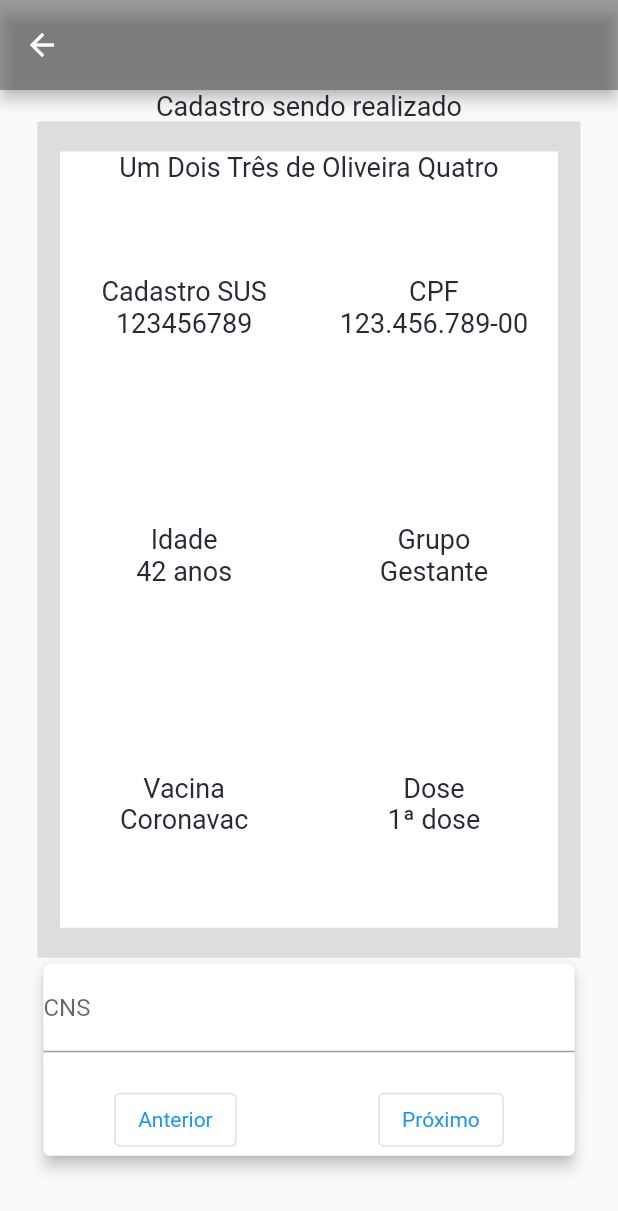
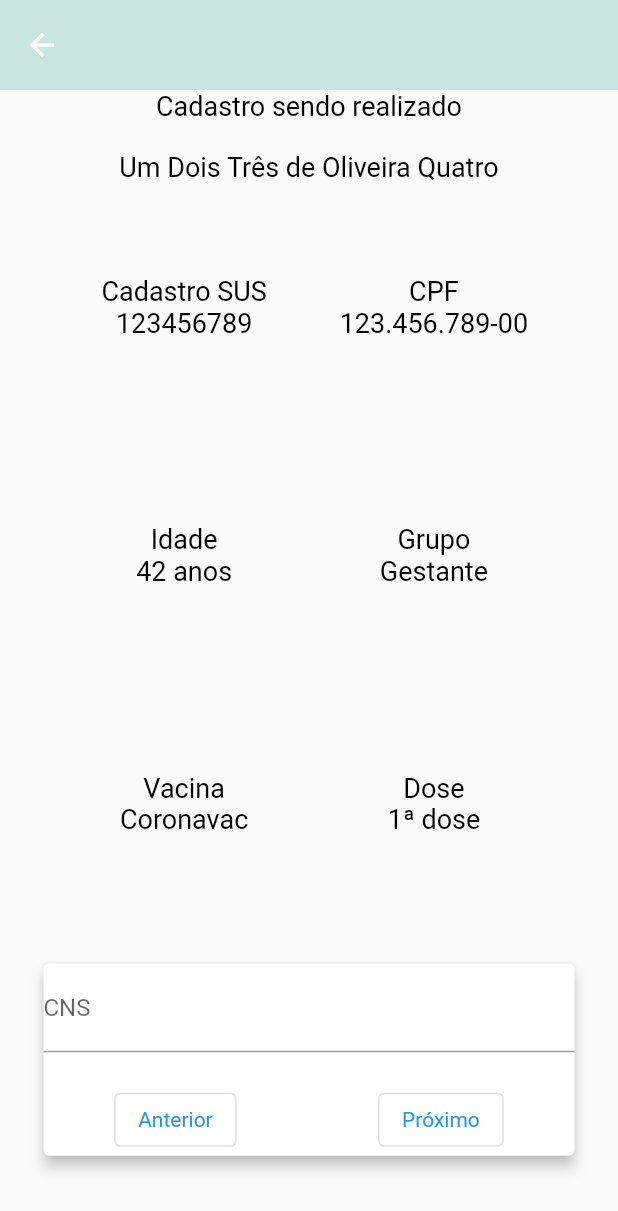
Before and after one commit to Dojak220/nurse, a Flutter app: the VaccinationEntry screen opened directly with empty values, on a phone screen of 412 x 824 dp. Shown: the top 1211 px of the screen. Run offline on Flutter 3.47's test engine with Material 2 defaults, Android fonts, the phone set to English and light mode, and no system bars; our stand-ins replace flutter_dotenv, sqflite_sqlcipher; accounts and stored records are empty; Roboto replaces fonts that are missing (OpenSans); statements that could not run were skipped.

Commit message:
Chenge app colors

```diff
--- /dev/null
+++ b/lib/app/theme/app_colors.dart
@@ -0,0 +1,12 @@
+import 'package:flutter/material.dart';
+
+class AppColors {
+  static const black = Colors.black;
+  static const white = Colors.white;
+  static const transparent = Colors.transparent;
+  static const verdeEscuro = Color.fromRGBO(0, 148, 115, 1);
+  static const verdeClaro = Color.fromRGBO(0, 148, 115, 0.2);
+  static const cinzaEscuro = Color.fromRGBO(104, 103, 103, 1);
+  static const cinzaMedio = Color.fromRGBO(0, 0, 0, 0.16);
+  static const cinzaClaro = Color.fromRGBO(245, 245, 245, 1);
+}
--- a/lib/app/theme/app_theme.dart
+++ b/lib/app/theme/app_theme.dart
@@ -8,10 +8,10 @@
 // Azul sodalina: #253668
 
 import 'package:flutter/material.dart';
-import 'package:nurse/app/theme/colors.dart';
+import 'package:nurse/app/theme/app_colors.dart';
 
 class AppTheme {
-  AppTheme._();
+  const AppTheme._();
 
   static ThemeData themeData = ThemeData(
     fontFamily: 'OpenSans',
@@ -20,7 +20,8 @@ class AppTheme {
   );
 
   static AppBarTheme _appBarTheme = AppBarTheme(
-    backgroundColor: CustomColors.cinzaGargula,
+    backgroundColor: AppColors.verdeClaro,
+    shadowColor: AppColors.transparent,
     titleTextStyle: _appBarTextStyle,
     toolbarTextStyle: _appBarTextStyle,
     centerTitle: true,
@@ -29,18 +30,18 @@ class AppTheme {
 
   static TextStyle _appBarTextStyle = const TextStyle(
     fontSize: 45.0,
-    fontFamily: 'Righteous',
-    fontWeight: FontWeight.normal,
+    fontFamily: 'Roboto',
+    fontWeight: FontWeight.bold,
     fontStyle: FontStyle.normal,
-    color: CustomColors.verdeEsmeralda,
+    color: AppColors.verdeEscuro,
   );
 
   static TextStyle titleTextStyle = const TextStyle(
-    fontSize: 28.0,
+    fontSize: 17.0,
     fontFamily: 'Roboto',
     fontWeight: FontWeight.bold,
     fontStyle: FontStyle.normal,
-    color: CustomColors.pretoSaude,
+    color: AppColors.cinzaEscuro,
   );
 
   static TextStyle defaultTextStyle = const TextStyle(
@@ -48,37 +49,50 @@ class AppTheme {
     fontFamily: 'Roboto',
     fontWeight: FontWeight.normal,
     fontStyle: FontStyle.normal,
-    color: CustomColors.pretoSaude,
+    color: AppColors.black,
   );
 
   static TextStyle infoButtonNumberStyle = const TextStyle(
-    fontSize: 25.0,
+    fontSize: 41.0,
     fontFamily: 'Roboto',
     fontWeight: FontWeight.bold,
     fontStyle: FontStyle.normal,
-    color: CustomColors.verdeEsmeralda,
+    height: 0.0,
+    color: AppColors.verdeEscuro,
+  );
+
+  static TextStyle infoButtonTextStyle = const TextStyle(
+    fontSize: 14.0,
+    fontFamily: 'Roboto',
+    fontWeight: FontWeight.normal,
+    fontStyle: FontStyle.normal,
+    height: 1.0,
+    color: AppColors.cinzaEscuro,
   );
 
   static TextStyle tileHeaderStyle = const TextStyle(
-    fontSize: 13.0,
+    fontSize: 10.0,
     fontFamily: 'Roboto',
     fontWeight: FontWeight.normal,
     fontStyle: FontStyle.normal,
-    color: CustomColors.cinzaGargula,
+    color: AppColors.cinzaEscuro,
   );
 
   static TextStyle tileTitleStyle = const TextStyle(
     fontSize: 18.0,
     fontFamily: 'Roboto',
+    height: 0,
     fontWeight: FontWeight.bold,
     fontStyle: FontStyle.normal,
-    color: CustomColors.verdeEsmeralda,
+    color: AppColors.verdeEscuro,
   );
 
   static ButtonStyle mainButtonStyle(BuildContext context) =>
       ElevatedButton.styleFrom(
-        primary: CustomColors.cinza, // background
-        onPrimary: CustomColors.pretoSaude,
+        shape: RoundedRectangleBorder(
+          borderRadius: BorderRadius.circular(10.0),
+        ),
+        primary: AppColors.verdeEscuro,
         fixedSize: Size(
           MediaQuery.of(context).size.width,
           50,
--- a/lib/app/theme/colors.dart
+++ /dev/null
@@ -1,13 +0,0 @@
-import 'package:flutter/material.dart';
-
-class CustomColors {
-  static const white = Color(0xFFFFFFFF);
-  static const notWhite = Color(0xFFEDF0F2);
-  static const verdeEsmeralda = Color(0xFF009473);
-  static const verdeFlash = Color(0x78C753);
-  static const pretoSaude = Color(0xFF282B34);
-  static const cinza = Color(0xFFDDDDDD);
-  static const cinzaGargula = Color.fromRGBO(68, 67, 67, 0.5);
-  static const vermelhoFita = Color(0xFFB92636);
-  static const azulSodalina = Color(0xFF253668);
-}
```
